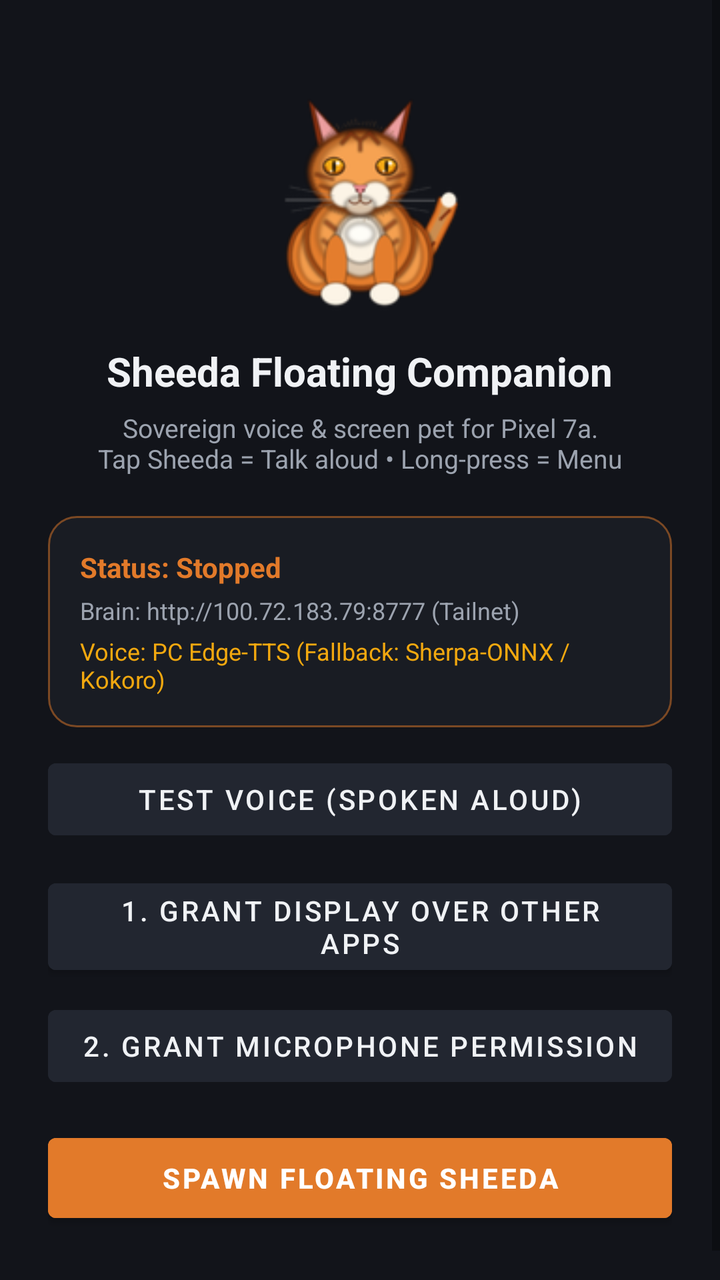
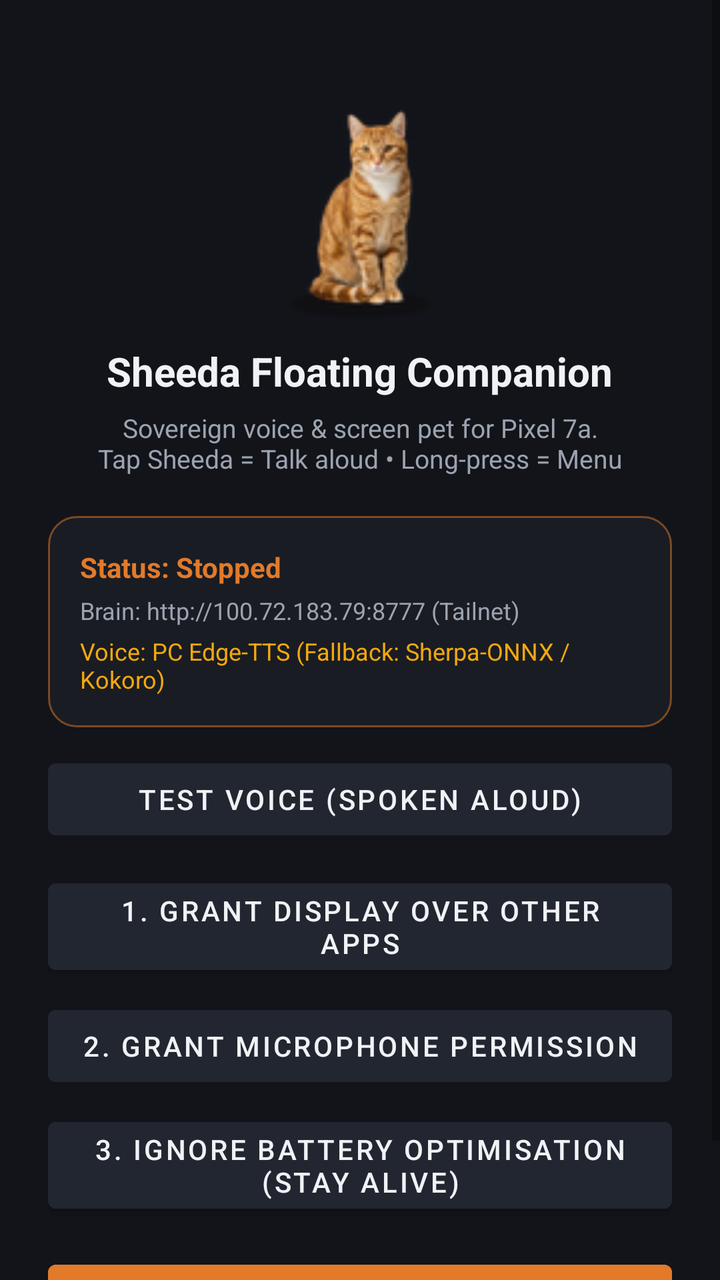

Before-and-after screenshots of an Android layout around one commit, followed by the original layout XML and the change that was made.
<!-- AndroidManifest.xml: application theme Theme.Sheeda -->
<!-- res/layout/activity_main.xml -->
<?xml version="1.0" encoding="utf-8"?>
<ScrollView xmlns:android="http://schemas.android.com/apk/res/android"
    android:layout_width="match_parent"
    android:layout_height="match_parent"
    android:background="@color/bg_dark">

    <LinearLayout
        android:layout_width="match_parent"
        android:layout_height="wrap_content"
        android:gravity="center_horizontal"
        android:orientation="vertical"
        android:padding="24dp">

        
        <ImageView
            android:layout_width="120dp"
            android:layout_height="120dp"
            android:layout_marginTop="16dp"
            android:src="@drawable/sheeda_stand_0" />

        
        <TextView
            android:layout_width="wrap_content"
            android:layout_height="wrap_content"
            android:layout_marginTop="12dp"
            android:text="Sheeda Floating Companion"
            android:textColor="@color/text_primary"
            android:textSize="20sp"
            android:textStyle="bold" />

        <TextView
            android:layout_width="wrap_content"
            android:layout_height="wrap_content"
            android:layout_marginTop="6dp"
            android:gravity="center"
            android:text="Sovereign voice &amp; screen pet for Pixel 7a.\nTap Sheeda = Talk aloud • Long-press = Menu"
            android:textColor="@color/text_secondary"
            android:textSize="13sp" />

        
        <LinearLayout
            android:layout_width="match_parent"
            android:layout_height="wrap_content"
            android:layout_marginTop="20dp"
            android:background="@drawable/sheeda_bubble_bg"
            android:orientation="vertical"
            android:padding="16dp">

            <TextView
                android:id="@+id/tv_service_status"
                android:layout_width="wrap_content"
                android:layout_height="wrap_content"
                android:text="Status: Stopped"
                android:textColor="@color/sheeda_orange"
                android:textSize="14sp"
                android:textStyle="bold" />

            <TextView
                android:id="@+id/tv_tailnet_status"
                android:layout_width="wrap_content"
                android:layout_height="wrap_content"
                android:layout_marginTop="4dp"
                android:text="Brain: http://100.72.183.79:8777 (Tailnet)"
                android:textColor="@color/text_secondary"
                android:textSize="12sp" />

            <TextView
                android:id="@+id/tv_voice_engine_status"
                android:layout_width="wrap_content"
                android:layout_height="wrap_content"
                android:layout_marginTop="4dp"
                android:text="Voice: PC Edge-TTS (Fallback: Sherpa-ONNX / Kokoro)"
                android:textColor="@color/sheeda_amber"
                android:textSize="12sp" />

        </LinearLayout>

        
        <Button
            android:id="@+id/btn_test_voice"
            android:layout_width="match_parent"
            android:layout_height="wrap_content"
            android:layout_marginTop="12dp"
            android:backgroundTint="@color/bg_card"
            android:text="Test Voice (Spoken Aloud)"
            android:textColor="@color/text_primary" />

        
        <Button
            android:id="@+id/btn_overlay_perm"
            android:layout_width="match_parent"
            android:layout_height="wrap_content"
            android:layout_marginTop="12dp"
            android:backgroundTint="@color/bg_card"
            android:text="1. Grant Display Over Other Apps"
            android:textColor="@color/text_primary" />

        <Button
            android:id="@+id/btn_mic_perm"
            android:layout_width="match_parent"
            android:layout_height="wrap_content"
            android:layout_marginTop="8dp"
            android:backgroundTint="@color/bg_card"
            android:text="2. Grant Microphone Permission"
            android:textColor="@color/text_primary" />

        
        <Button
            android:id="@+id/btn_toggle_sheeda"
            android:layout_width="match_parent"
            android:layout_height="52dp"
            android:layout_marginTop="16dp"
            android:layout_marginBottom="16dp"
            android:backgroundTint="@color/sheeda_orange"
            android:text="Spawn Floating Sheeda"
            android:textColor="#FFFFFF"
            android:textStyle="bold" />

    </LinearLayout>
</ScrollView>
<!-- resources referenced by this layout -->
<resources>
  <color name="bg_card">#222630</color>
  <color name="bg_dark">#12141A</color>
  <color name="sheeda_amber">#F2A80F</color>
  <color name="sheeda_orange">#E27A2A</color>
  <color name="text_primary">#F0F2F5</color>
  <color name="text_secondary">#9CA3AF</color>
  <!-- drawable sheeda_bubble_bg (drawable) -->
  <?xml version="1.0" encoding="utf-8"?>
  <shape xmlns:android="http://schemas.android.com/apk/res/android"
      android:shape="rectangle">
      <solid android:color="#E61A1D24" />
      <corners android:radius="14dp" />
      <stroke android:width="1dp" android:color="#80E27A2A" />
  </shape>
  <!-- drawable sheeda_stand_0: png bitmap (drawable, 18003 bytes) -->
  <style name="Theme.Sheeda" parent="Theme.MaterialComponents.DayNight.NoActionBar">
          <item name="colorPrimary">@color/sheeda_orange</item>
          <item name="colorPrimaryVariant">@color/sheeda_orange_dark</item>
          <item name="colorOnPrimary">#FFFFFF</item>
          <item name="android:windowBackground">@color/bg_dark</item>
      </style>
  <color name="sheeda_orange_dark">#B85212</color>
</resources>

<!-- the commit's change to res/layout/activity_main.xml (unified diff, before → after) -->
@@ -104,6 +104,15 @@
             android:text="2. Grant Microphone Permission"
             android:textColor="@color/text_primary" />
 
+        <Button
+            android:id="@+id/btn_battery_opt"
+            android:layout_width="match_parent"
+            android:layout_height="wrap_content"
+            android:layout_marginTop="8dp"
+            android:backgroundTint="@color/bg_card"
+            android:text="3. Ignore Battery Optimisation (Stay Alive)"
+            android:textColor="@color/text_primary" />
+
         
         <Button
             android:id="@+id/btn_toggle_sheeda"
<!-- resource entries referenced after the edit -->
@@ -14,7 +14,7 @@
       <corners android:radius="14dp" />
       <stroke android:width="1dp" android:color="#80E27A2A" />
   </shape>
-  <!-- drawable sheeda_stand_0: png bitmap (drawable, 18003 bytes) -->
+  <!-- drawable sheeda_stand_0: png bitmap (drawable, 9053 bytes) -->
   <style name="Theme.Sheeda" parent="Theme.MaterialComponents.DayNight.NoActionBar">
           <item name="colorPrimary">@color/sheeda_orange</item>
           <item name="colorPrimaryVariant">@color/sheeda_orange_dark</item>
